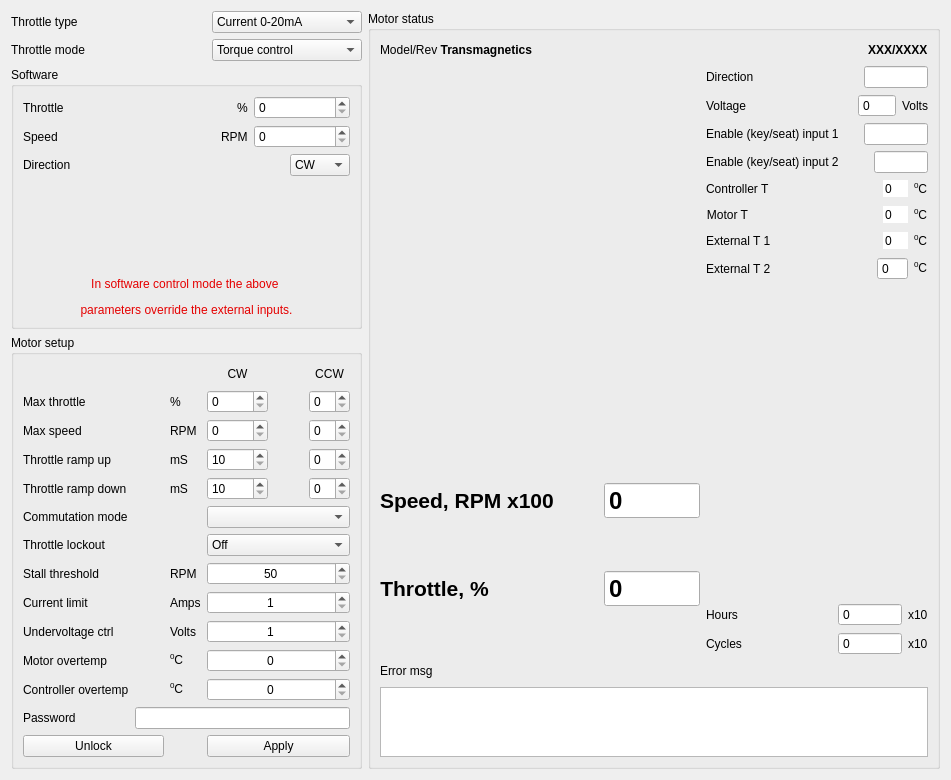
Before: the Qt Designer form software/application/src/moto.ui in z80/avrusb, drawn with Qt 5.
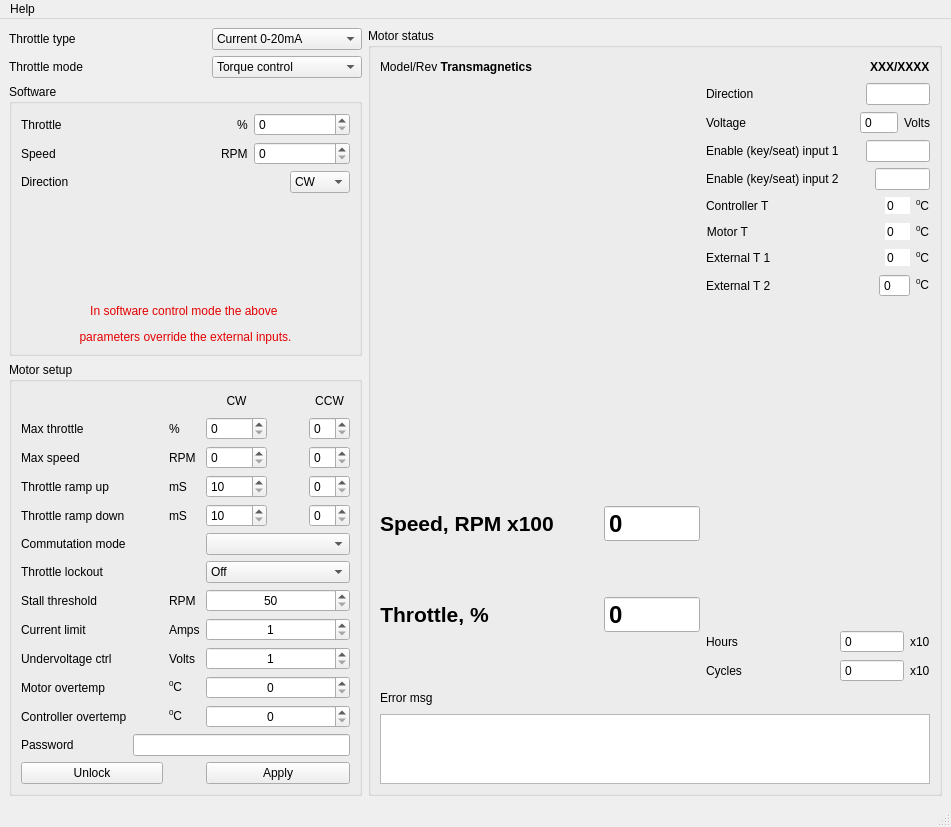
After: the same form once the commit is applied. Custom widgets are drawn as their Qt base class.

Commit message: It looks like everything was implemented. I'm not sure external txt file opens properly...

Patch:
```diff
--- a/software/application/src/moto.ui
+++ b/software/application/src/moto.ui
@@ -1,13 +1,13 @@
 <?xml version="1.0" encoding="UTF-8"?>
 <ui version="4.0">
  <class>Moto</class>
- <widget class="QWidget" name="Moto">
+ <widget class="QMainWindow" name="Moto">
   <property name="geometry">
    <rect>
     <x>0</x>
     <y>0</y>
     <width>951</width>
-    <height>780</height>
+    <height>827</height>
    </rect>
   </property>
   <property name="windowTitle">
@@ -16,6 +16,7 @@
   <property name="locale">
    <locale language="C" country="AnyCountry"/>
   </property>
+  <widget class="QWidget" name="centralwidget">
   <layout class="QGridLayout" name="gridLayout_2">
    <item row="0" column="0">
     <layout class="QHBoxLayout" name="horizontalLayout">
@@ -1399,6 +1400,46 @@
     </widget>
    </item>
   </layout>
+  </widget>
+  <widget class="QMenuBar" name="menubar">
+   <property name="geometry">
+    <rect>
+     <x>0</x>
+     <y>0</y>
+     <width>951</width>
+     <height>25</height>
+    </rect>
+   </property>
+   <widget class="QMenu" name="menuHelp">
+    <property name="locale">
+     <locale language="C" country="AnyCountry"/>
+    </property>
+    <property name="title">
+     <string>Help</string>
+    </property>
+    <addaction name="help"/>
+   </widget>
+   <addaction name="menuHelp"/>
+  </widget>
+  <widget class="QStatusBar" name="statusbar">
+   <property name="statusTip">
+    <string/>
+   </property>
+   <property name="locale">
+    <locale language="C" country="AnyCountry"/>
+   </property>
+  </widget>
+  <action name="help">
+   <property name="text">
+    <string>Help F1</string>
+   </property>
+   <property name="shortcut">
+    <string>F1</string>
+   </property>
+   <property name="shortcutContext">
+    <enum>Qt::ApplicationShortcut</enum>
+   </property>
+  </action>
  </widget>
  <customwidgets>
   <customwidget>
```
Left out of the diff: 2 changed lines with no effect on the pictures. Lines whose indentation alone changed are shown as unchanged. The commit also changes 2 other files.
